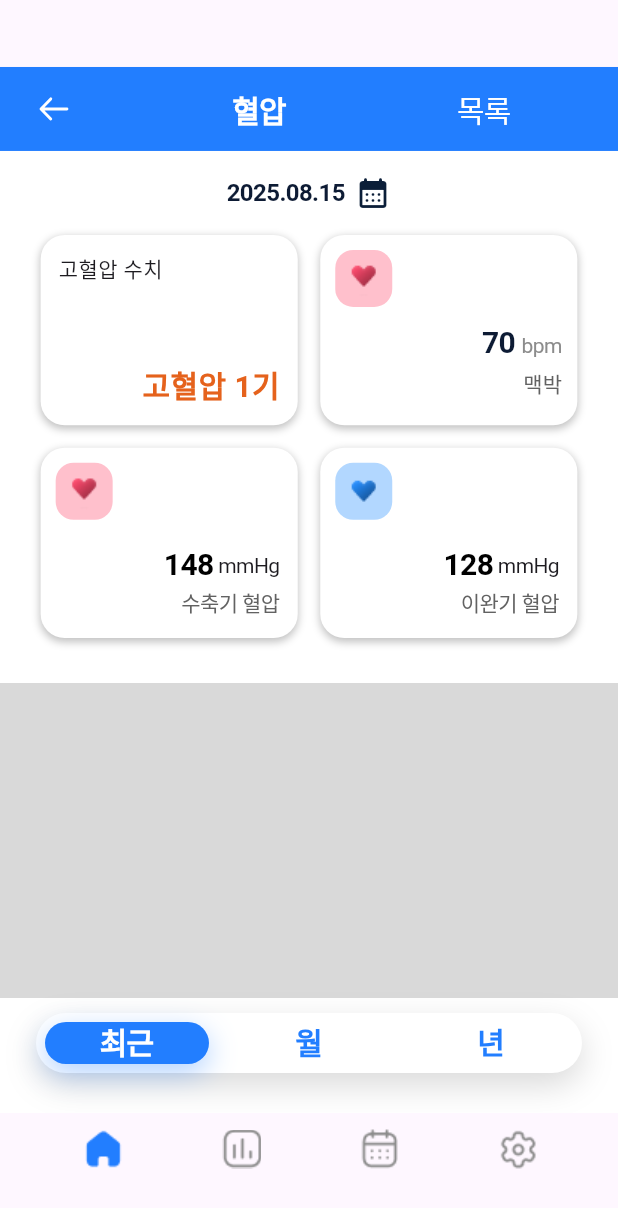
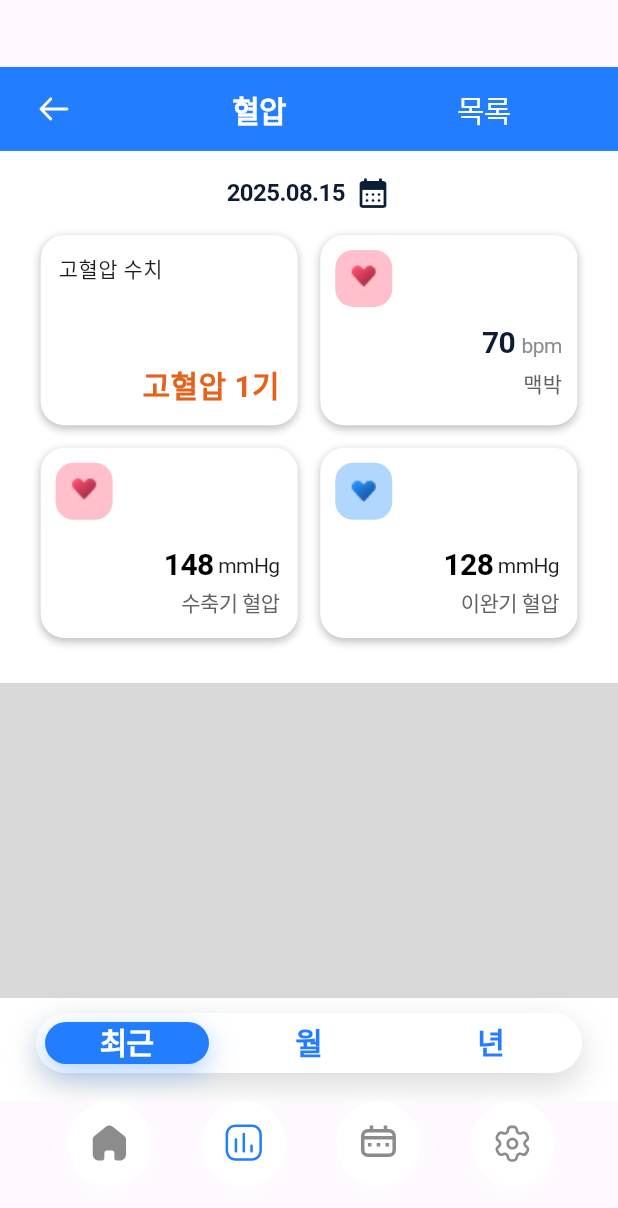
Before and after one commit to novellink-leedaeseung/novel_app, a Flutter app: the BloodPressureInfo screen opened by its route, on a phone screen of 412 x 824 dp. Shown: the top 1208 px of the screen. Run offline on Flutter 3.47's test engine with Material 3 defaults, Android fonts, the phone set to English and light mode, and no system bars; our stand-ins replace flutter_screenutil, flutter_svg, go_router; Roboto replaces fonts that are missing (Pretendard); project files that could hold a hidden picture were left out.

Commit message:
하단바에 아이콘을 넣었음

```diff
--- a/lib/component/bottom-bar.dart
+++ b/lib/component/bottom-bar.dart
@@ -1,7 +1,20 @@
 import 'package:flutter/material.dart';
+import 'package:flutter_svg/svg.dart';
+
+import 'package:flutter_svg/flutter_svg.dart';
 
 class BottomBar extends StatelessWidget {
-  const BottomBar({super.key});
+  final String location;                     // 'home' | 'chart' | 'calendar' | 'setting'
+  final ValueChanged<String>? onChanged;     // 탭 변경 콜백 (선택)
+
+  const BottomBar({
+    super.key,
+    required this.location,
+    this.onChanged,
+  });
+
+  static const _blue = Color(0xFF227EFF);
+  static const _gray = Color(0xFF8C8C8C);
 
   @override
   Widget build(BuildContext context) {
@@ -10,25 +23,37 @@ class BottomBar extends StatelessWidget {
       child: Row(
         mainAxisAlignment: MainAxisAlignment.spaceBetween,
         children: [
-          IconButton(
-            onPressed: () {},
-            icon: Image.asset("assets/icon/home.png"),
-          ),
-          IconButton(
-            onPressed: () {},
-            icon: Image.asset("assets/icon/combined-shape.png"),
-          ),
-          IconButton(
-            onPressed: () {},
-            icon: Image.asset("assets/icon/calendar.png"),
-          ),
-          IconButton(
-            onPressed: () {},
-            icon: Image.asset("assets/icon/setting.png"),
-          ),
+          _navItem(id: 'home',     asset: 'assets/icon/home.svg'),
+          _navItem(id: 'chart',    asset: 'assets/icon/chart.svg'),
+          _navItem(id: 'calendar', asset: 'assets/icon/calendar.svg'),
+          _navItem(id: 'setting',  asset: 'assets/icon/setting.svg'),
         ],
       ),
     );
+  }
 
+  Widget _navItem({required String id, required String asset}) {
+    final bool active = (location == id);
+
+    return InkWell(
+      borderRadius: BorderRadius.circular(28),
+      onTap: () => onChanged?.call(id),
+      child: Container(
+        width: 56,                     // 터치/배경 영역
+        height: 56,
+        alignment: Alignment.center,
+        decoration: BoxDecoration(
+          color: Colors.white, // 선택 시 파란 배경
+          shape: BoxShape.circle,
+          boxShadow: [BoxShadow(color: Colors.white, blurRadius: 12, offset: const Offset(0, 4))]
+        ),
+        child: SvgPicture.asset(
+          asset,
+          width: 28,
+          height: 28,
+          colorFilter: ColorFilter.mode(active ? _blue : _gray, BlendMode.srcIn), // 아이콘 색
+        ),
+      ),
+    );
   }
 }
--- a/lib/screen/blood-pressure-info.dart
+++ b/lib/screen/blood-pressure-info.dart
@@ -87,7 +87,7 @@ class _BloodPressureInfoState extends State<BloodPressureInfo> {
             ),
           ),
 
-          const BottomBar(),
+          const BottomBar(location: 'chart',),
           const SizedBox(height: 34),
         ],
       ),
--- a/lib/screen/home_screen.dart
+++ b/lib/screen/home_screen.dart
@@ -408,7 +408,7 @@ class _HomeScreenState extends State<HomeScreen> {
           ),
 
           // 하단 바
-          BottomBar(),
+          BottomBar(location: 'home',),
           SizedBox(height: 34.h),
         ],
       ),
```
Also changed, not shown: assets/icon/calendar.png (deleted), assets/icon/chart.svg (added), assets/icon/home.png (deleted), assets/icon/home.svg (added), assets/icon/setting.png (deleted), assets/icon/setting.svg (added).
